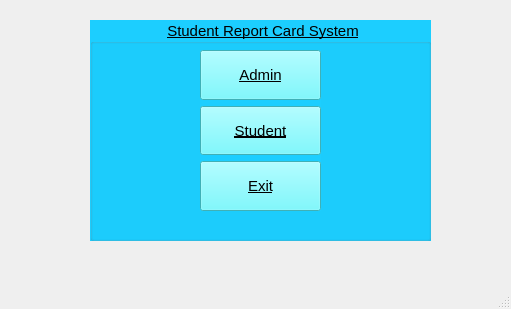
Qt form mainwindow.ui (vatsal2473/Student_Report_Card_System_With_GUI) before a commit.
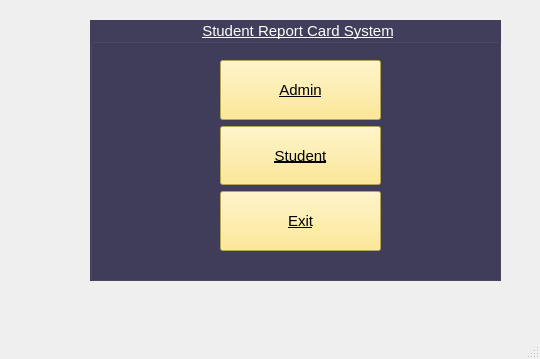
The same form after that commit.

What changed in the file:
```diff
--- a/mainwindow.ui
+++ b/mainwindow.ui
@@ -6,8 +6,8 @@
    <rect>
     <x>0</x>
     <y>0</y>
-    <width>511</width>
-    <height>309</height>
+    <width>540</width>
+    <height>359</height>
    </rect>
   </property>
   <property name="windowTitle">
@@ -19,18 +19,16 @@
      <rect>
       <x>90</x>
       <y>20</y>
-      <width>341</width>
-      <height>221</height>
+      <width>411</width>
+      <height>261</height>
      </rect>
     </property>
     <property name="styleSheet">
-     <string notr="true">background-color: rgb(28, 206, 255);
+     <string notr="true">background-color: rgb(65, 62, 91);
+color: rgb(255, 255, 255);
 text-decoration: underline;
 font: 8pt &quot;MS Shell Dlg 2&quot;;
 border-color: qlineargradient(spread:pad, x1:0, y1:0, x2:1, y2:0, stop:0 rgba(0, 0, 0, 255), stop:1 rgba(255, 255, 255, 255));
-border-color: rgb(0, 0, 0);
-border-top-color: rgb(0, 0, 0);
-color: rgb(0, 0, 0);
 font-size:15px;</string>
     </property>
     <property name="title">
@@ -39,13 +37,13 @@
     <property name="alignment">
      <set>Qt::AlignCenter</set>
     </property>
-    <widget class="QWidget" name="">
+    <widget class="QWidget" name="layoutWidget">
      <property name="geometry">
       <rect>
-       <x>110</x>
-       <y>30</y>
-       <width>121</width>
-       <height>161</height>
+       <x>130</x>
+       <y>40</y>
+       <width>161</width>
+       <height>191</height>
       </rect>
      </property>
      <layout class="QVBoxLayout" name="verticalLayout">
@@ -59,7 +57,7 @@
         </property>
         <property name="styleSheet">
          <string notr="true">color: rgb(0, 0, 0);
-background-color: rgb(88, 247, 255);
+background-color: rgb(255, 228, 120);
 border-color: rgb(0, 0, 0);</string>
         </property>
         <property name="text">
@@ -77,7 +75,7 @@
         </property>
         <property name="styleSheet">
          <string notr="true">color: rgb(0, 0, 0);
-background-color: rgb(88, 247, 255);</string>
+background-color: rgb(255, 228, 120);</string>
         </property>
         <property name="text">
          <string>Student</string>
@@ -94,7 +92,7 @@
         </property>
         <property name="styleSheet">
          <string notr="true">color: rgb(0, 0, 0);
-background-color: rgb(88, 247, 255);</string>
+background-color: rgb(255, 228, 120);</string>
         </property>
         <property name="text">
          <string>Exit</string>
```
Left out of the diff: 2 changed lines with no effect on the pictures.
